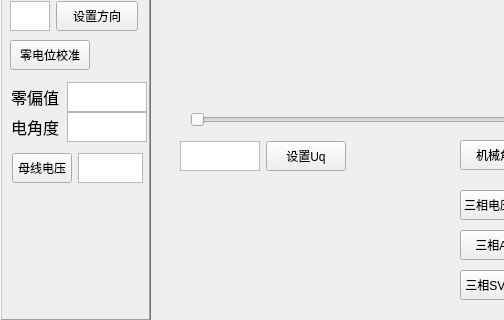
The window that widget.ui (lhzloveyyj/LiJointMaster) describes before a commit, drawn with Qt 5; both pictures show x 0 to 504 and y 400 to 720 of the 1280 by 720 pixel window.
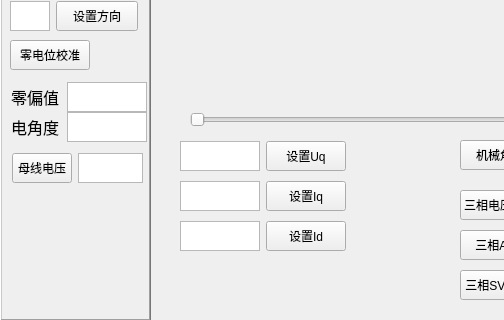
The same window after the commit. Icons and pictures are not drawn. Custom widgets are drawn as their Qt base class.

The edit to the form file:
```diff
--- a/widget.ui
+++ b/widget.ui
@@ -914,6 +914,76 @@
     <bool>true</bool>
    </property>
   </widget>
+  <widget class="QWidget" name="">
+   <property name="geometry">
+    <rect>
+     <x>180</x>
+     <y>580</y>
+     <width>168</width>
+     <height>32</height>
+    </rect>
+   </property>
+   <layout class="QHBoxLayout" name="horizontalLayout_16">
+    <item>
+     <widget class="QTextEdit" name="setIQ_te">
+      <property name="maximumSize">
+       <size>
+        <width>80</width>
+        <height>30</height>
+       </size>
+      </property>
+     </widget>
+    </item>
+    <item>
+     <widget class="QPushButton" name="setIQ_tb">
+      <property name="maximumSize">
+       <size>
+        <width>80</width>
+        <height>30</height>
+       </size>
+      </property>
+      <property name="text">
+       <string>设置Iq</string>
+      </property>
+     </widget>
+    </item>
+   </layout>
+  </widget>
+  <widget class="QWidget" name="">
+   <property name="geometry">
+    <rect>
+     <x>180</x>
+     <y>620</y>
+     <width>168</width>
+     <height>32</height>
+    </rect>
+   </property>
+   <layout class="QHBoxLayout" name="horizontalLayout_17">
+    <item>
+     <widget class="QTextEdit" name="setID_te">
+      <property name="maximumSize">
+       <size>
+        <width>80</width>
+        <height>30</height>
+       </size>
+      </property>
+     </widget>
+    </item>
+    <item>
+     <widget class="QPushButton" name="setID_tb">
+      <property name="maximumSize">
+       <size>
+        <width>80</width>
+        <height>30</height>
+       </size>
+      </property>
+      <property name="text">
+       <string>设置Id</string>
+      </property>
+     </widget>
+    </item>
+   </layout>
+  </widget>
  </widget>
  <customwidgets>
   <customwidget>
```
